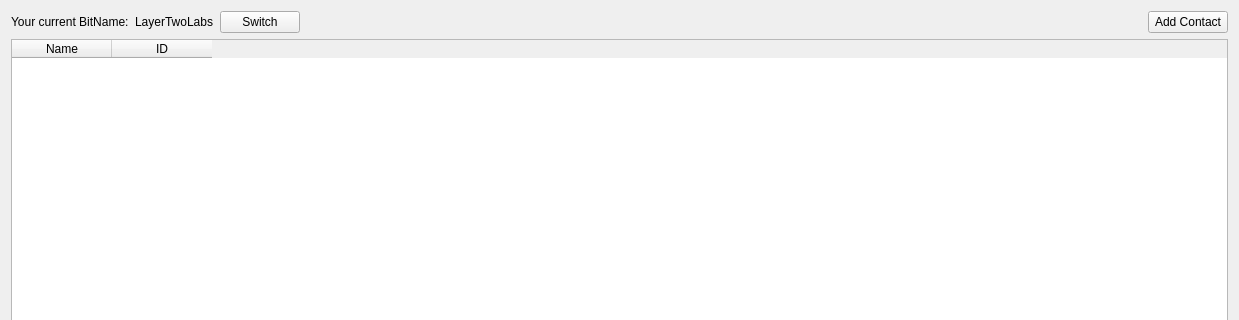
Ash-L2L/sidechains, file src/qt/forms/contactspage.ui: the form before one commit; both pictures show x 0 to 1239 and y 0 to 320 of the 1239 by 940 pixel window.
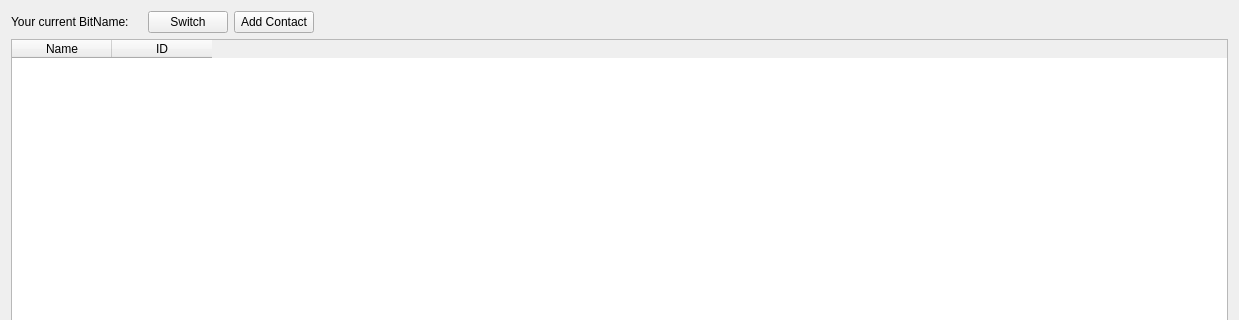
The form after the commit.

Commit message: Show correct BitName on contacts page

```diff
--- a/src/qt/forms/contactspage.ui
+++ b/src/qt/forms/contactspage.ui
@@ -26,7 +26,7 @@
      <item>
       <widget class="QLabel" name="label_2">
        <property name="text">
-        <string>LayerTwoLabs</string>
+        <string/>
        </property>
       </widget>
      </item>
@@ -37,6 +37,13 @@
        </property>
       </widget>
      </item>
+     <item>
+      <widget class="QPushButton" name="pushButtonAdd">
+       <property name="text">
+        <string>Add Contact</string>
+       </property>
+      </widget>
+     </item>
      <item>
       <spacer name="horizontalSpacer">
        <property name="orientation">
@@ -50,13 +57,6 @@
        </property>
       </spacer>
      </item>
-     <item>
-      <widget class="QPushButton" name="pushButtonAdd">
-       <property name="text">
-        <string>Add Contact</string>
-       </property>
-      </widget>
-     </item>
     </layout>
    </item>
    <item>
```
Left out of the diff: 11 changed lines with no effect on the pictures. The commit also changes 1 other file.
